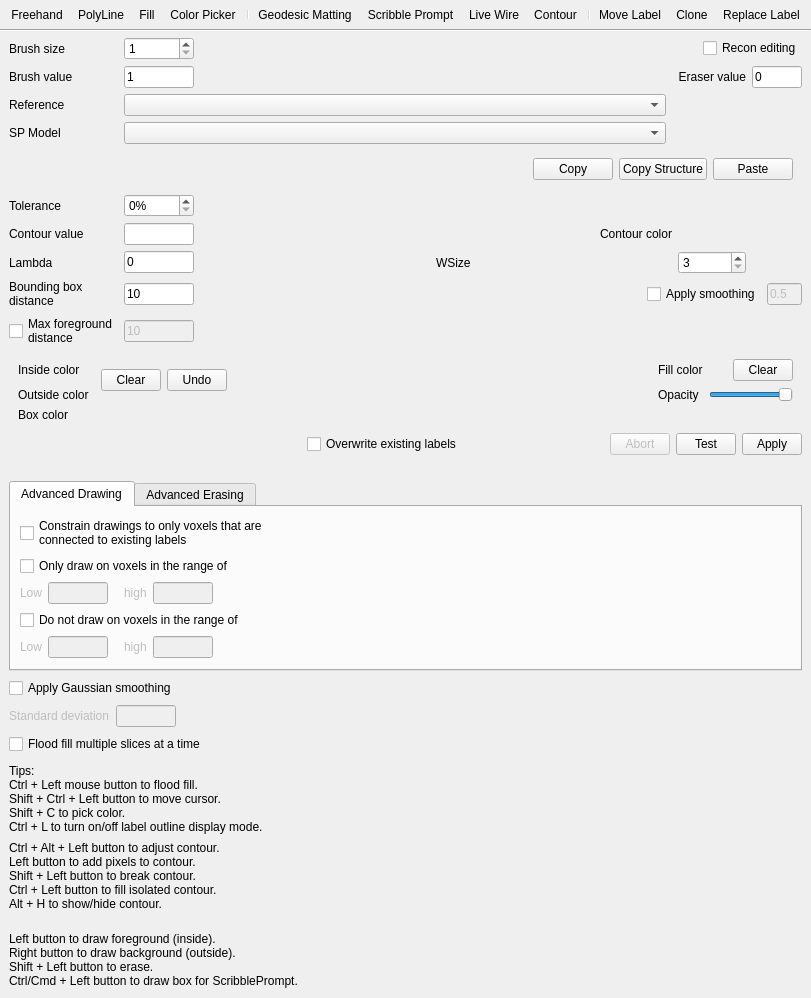
matheus-rech/freesurfer, file freeview/ToolWindowEdit.ui: the form before one commit.
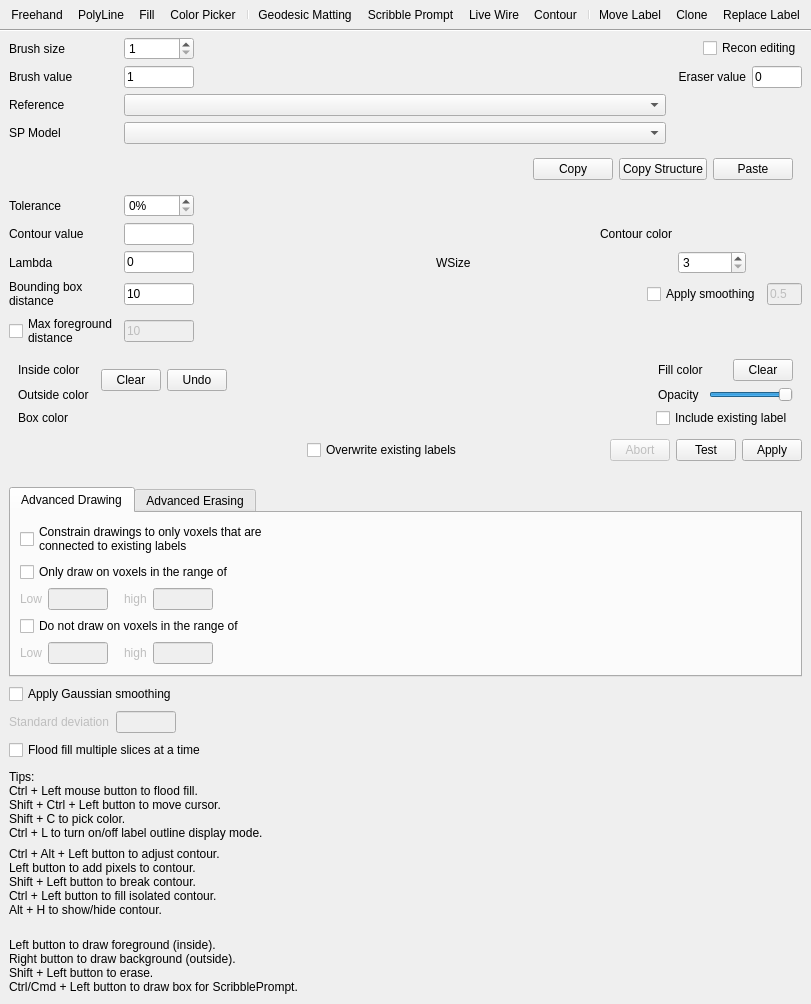
The form after the commit. Icons and pictures are not drawn. Custom widgets are drawn as their Qt base class.

Commit message: Added option to use existing label for ScribblePrompt auto-seg tool

The edit to the form file:
```diff
--- a/freeview/ToolWindowEdit.ui
+++ b/freeview/ToolWindowEdit.ui
@@ -7,7 +7,7 @@
     <x>0</x>
     <y>0</y>
     <width>472</width>
-    <height>1074</height>
+    <height>1115</height>
    </rect>
   </property>
   <property name="sizePolicy">
@@ -736,8 +736,32 @@
             </property>
            </widget>
           </item>
-          <item row="3" column="2">
-           <widget class="QtColorPicker" name="colorPickerBox" native="true"/>
+          <item row="3" column="3" colspan="6">
+           <layout class="QHBoxLayout" name="horizontalLayout_13">
+            <item>
+             <spacer name="horizontalSpacer_16">
+              <property name="orientation">
+               <enum>Qt::Horizontal</enum>
+              </property>
+              <property name="sizeHint" stdset="0">
+               <size>
+                <width>1</width>
+                <height>0</height>
+               </size>
+              </property>
+             </spacer>
+            </item>
+            <item>
+             <widget class="QCheckBox" name="checkBoxIncludeExisting">
+              <property name="layoutDirection">
+               <enum>Qt::LeftToRight</enum>
+              </property>
+              <property name="text">
+               <string>Include existing label</string>
+              </property>
+             </widget>
+            </item>
+           </layout>
           </item>
          </layout>
         </widget>
```
Left out of the diff: 891 changed lines with no effect on the pictures. The commit also changes 4 other files.
